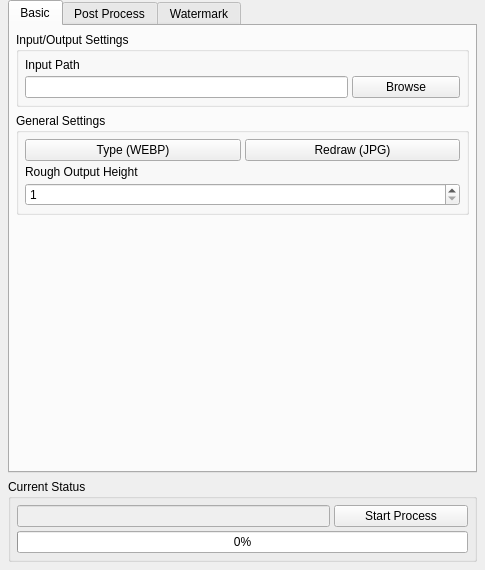
Qt form gui/layout.ui (devjohnatas/ReadStitch) before a commit.
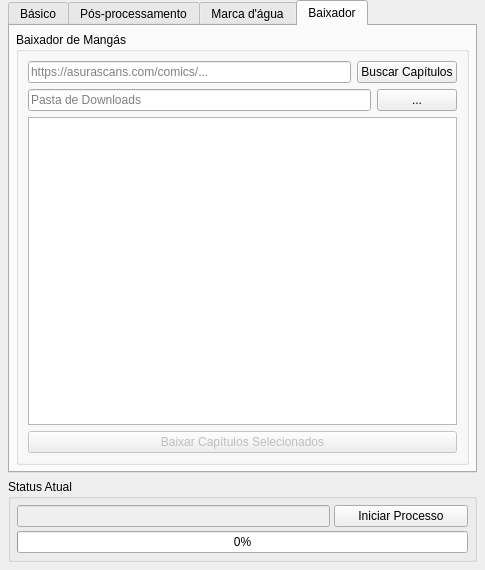
The same form after that commit. The open tabs and pages were chosen to show the change. Icons and pictures are not drawn.

```diff
--- a/gui/layout.ui
+++ b/gui/layout.ui
@@ -38,7 +38,7 @@
       </property>
       <widget class="QWidget" name="mainTab">
        <attribute name="title">
-        <string>Basic</string>
+        <string>Básico</string>
        </attribute>
        <layout class="QVBoxLayout" name="verticalLayout_3">
         <property name="leftMargin">
@@ -56,7 +56,7 @@
         <item>
          <widget class="QGroupBox" name="browseGroupBox">
           <property name="title">
-           <string>Input/Output Settings</string>
+           <string>Configurações de Entrada/Saída</string>
           </property>
           <layout class="QVBoxLayout" name="verticalLayout_2">
            <property name="spacing">
@@ -77,7 +77,7 @@
            <item>
             <widget class="QLabel" name="inputLabel">
              <property name="text">
-              <string>Input Path</string>
+              <string>Caminho de Entrada</string>
              </property>
             </widget>
            </item>
@@ -89,7 +89,7 @@
              <item>
               <widget class="QPushButton" name="browseButton">
                <property name="text">
-                <string>Browse</string>
+                <string>Procurar</string>
                </property>
               </widget>
              </item>
@@ -101,7 +101,7 @@
         <item>
          <widget class="QGroupBox" name="generalGroupBox">
           <property name="title">
-           <string>General Settings</string>
+           <string>Configurações Gerais</string>
           </property>
           <layout class="QVBoxLayout" name="verticalLayout_5">
            <property name="spacing">
@@ -127,14 +127,14 @@
              <item>
               <widget class="QPushButton" name="typeButton">
                <property name="text">
-                <string>Type (WEBP)</string>
+                <string>Tipo (WEBP)</string>
                </property>
               </widget>
              </item>
              <item>
               <widget class="QPushButton" name="redrawButton">
                <property name="text">
-                <string>Redraw (JPG)</string>
+                <string>Redesenhar (JPG)</string>
                </property>
               </widget>
              </item>
@@ -143,7 +143,7 @@
            <item>
             <widget class="QLabel" name="heightLabel">
              <property name="text">
-              <string>Rough Output Height</string>
+              <string>Altura Aproximada da Saída</string>
              </property>
             </widget>
            </item>
@@ -177,7 +177,7 @@
       </widget>
       <widget class="QWidget" name="postProcessTab">
        <attribute name="title">
-        <string>Post Process</string>
+        <string>Pós-processamento</string>
        </attribute>
        <layout class="QVBoxLayout" name="postProcessVerticalLayout">
         <property name="leftMargin">
@@ -307,7 +307,7 @@
       </widget>
       <widget class="QWidget" name="watermarkTab">
        <attribute name="title">
-        <string>Watermark</string>
+        <string>Marca d'água</string>
        </attribute>
        <layout class="QVBoxLayout" name="watermarkVerticalLayout">
         <property name="leftMargin">
@@ -708,12 +708,70 @@
         </item>
        </layout>
       </widget>
-     </widget>
+     <widget class="QWidget" name="downloaderTab">
+       <attribute name="title">
+        <string>Baixador</string>
+       </attribute>
+       <layout class="QVBoxLayout" name="downloaderVerticalLayout">
+        <property name="leftMargin"><number>6</number></property>
+        <property name="topMargin"><number>6</number></property>
+        <property name="rightMargin"><number>6</number></property>
+        <property name="bottomMargin"><number>6</number></property>
+        <item>
+         <widget class="QGroupBox" name="downloaderGroupBox">
+          <property name="title">
+           <string>Baixador de Mangás</string>
+          </property>
+          <layout class="QVBoxLayout" name="downloaderLayout">
+           <item>
+            <layout class="QHBoxLayout" name="dlInputLayout">
+             <item>
+              <widget class="QLineEdit" name="dlUrlField">
+               <property name="placeholderText"><string>https://asurascans.com/comics/...</string></property>
+              </widget>
+             </item>
+             <item>
+              <widget class="QPushButton" name="dlFetchButton">
+               <property name="text"><string>Buscar Capítulos</string></property>
+              </widget>
+             </item>
+            </layout>
+           </item>
+           <item>
+            <layout class="QHBoxLayout" name="dlDirLayout">
+             <item>
+              <widget class="QLineEdit" name="dlDirField">
+               <property name="placeholderText"><string>Pasta de Downloads</string></property>
+              </widget>
+             </item>
+             <item>
+              <widget class="QPushButton" name="dlDirBrowseButton">
+               <property name="text"><string>...</string></property>
+              </widget>
+             </item>
+            </layout>
+           </item>
+           <item>
+            <widget class="QListWidget" name="dlChapterList">
+             <property name="selectionMode"><enum>QAbstractItemView::MultiSelection</enum></property>
+            </widget>
+           </item>
+           <item>
+            <widget class="QPushButton" name="dlDownloadButton">
+             <property name="text"><string>Baixar Capítulos Selecionados</string></property>
+             <property name="enabled"><bool>false</bool></property>
+            </widget>
+           </item>
+          </layout>
+         </widget>
+        </item>
+       </layout>
+      </widget></widget>
     </item>
     <item>
      <widget class="QGroupBox" name="ActionGroupBox">
       <property name="title">
-       <string>Current Status</string>
+       <string>Status Atual</string>
       </property>
       <layout class="QVBoxLayout" name="verticalLayout_4">
        <property name="spacing">
@@ -758,7 +816,7 @@
          <item>
           <widget class="QPushButton" name="startProcessButton">
            <property name="text">
-            <string>Start Process</string>
+            <string>Iniciar Processo</string>
            </property>
            <property name="default">
             <bool>false</bool>
```
Left out of the diff: 12 changed lines with no effect on the pictures.
